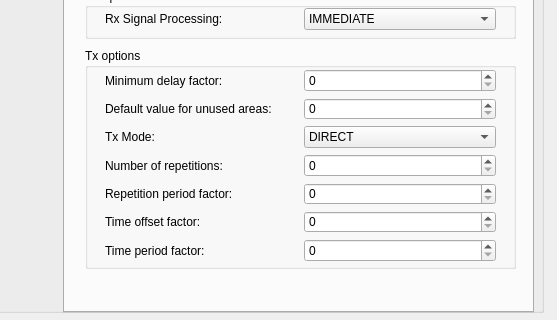
Above: gainos_studio/ui_forms/comstack/Com_Dlg.ui from parai/GaInOS_Based_On_uTenux-tkernel before the change; both pictures show x 457 to 1014 and y 268 to 588 of the 1014 by 588 pixel window. Below: the same form after it.
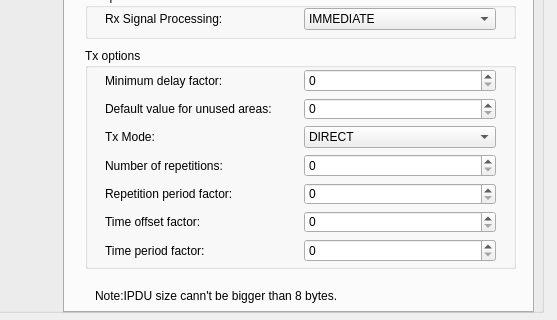
That is the form after the change. The open tabs and pages were chosen to show the change.

Diff of the .ui file:
```diff
--- a/gainos_studio/ui_forms/comstack/Com_Dlg.ui
+++ b/gainos_studio/ui_forms/comstack/Com_Dlg.ui
@@ -447,6 +447,19 @@
        </item>
       </layout>
      </widget>
+     <widget class="QLabel" name="label_43">
+      <property name="geometry">
+       <rect>
+        <x>30</x>
+        <y>470</y>
+        <width>291</width>
+        <height>16</height>
+       </rect>
+      </property>
+      <property name="text">
+       <string>Note:IPDU size cann't be bigger than 8 bytes.</string>
+      </property>
+     </widget>
     </widget>
     <widget class="QWidget" name="tab_3">
      <attribute name="title">
```
Left out of the diff: 14 changed lines with no effect on the pictures.
